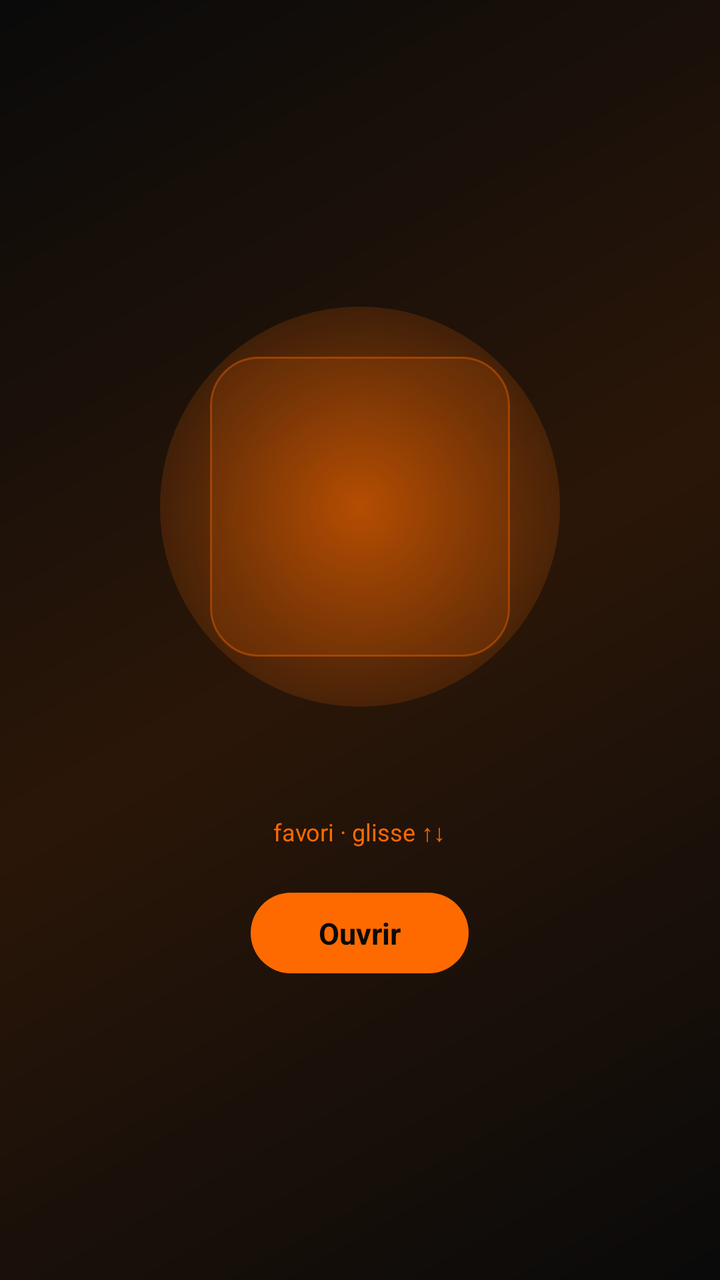
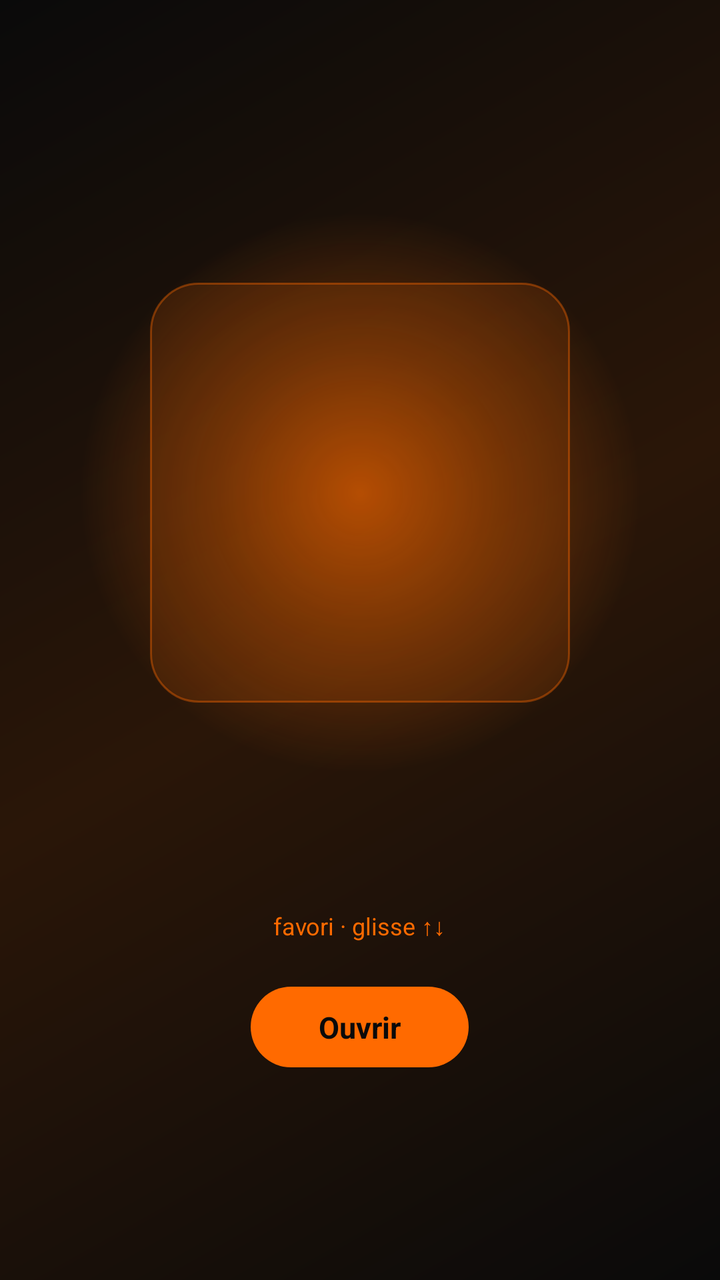

An Android layout rendered at two revisions. The XML below is the earlier revision; the diff shows what the commit changed to produce the second picture.
<!-- AndroidManifest.xml: application theme Theme.LexOS -->
<!-- res/layout/item_favorite.xml -->
<?xml version="1.0" encoding="utf-8"?>
<LinearLayout xmlns:android="http://schemas.android.com/apk/res/android"
    android:layout_width="match_parent"
    android:layout_height="match_parent"
    android:orientation="vertical"
    android:gravity="center"
    android:paddingStart="36dp"
    android:paddingEnd="36dp">

    <FrameLayout
        android:layout_width="200dp"
        android:layout_height="200dp">

        
        <View
            android:layout_width="match_parent"
            android:layout_height="match_parent"
            android:background="@drawable/halo" />

        <FrameLayout
            android:id="@+id/favTile"
            android:layout_width="150dp"
            android:layout_height="150dp"
            android:layout_gravity="center"
            android:background="@drawable/tile_fav">

            <ImageView
                android:id="@+id/favIcon"
                android:layout_width="96dp"
                android:layout_height="96dp"
                android:layout_gravity="center"
                android:contentDescription="@null" />
        </FrameLayout>
    </FrameLayout>

    <TextView
        android:id="@+id/favName"
        android:layout_width="wrap_content"
        android:layout_height="wrap_content"
        android:layout_marginTop="18dp"
        android:textColor="@color/white"
        android:textSize="24sp"
        android:textStyle="bold" />

    <TextView
        android:id="@+id/favLabel"
        android:layout_width="wrap_content"
        android:layout_height="wrap_content"
        android:layout_marginTop="4dp"
        android:text="favori · glisse ↑↓"
        android:textColor="@color/lexos_orange"
        android:textSize="12sp" />

    <TextView
        android:id="@+id/favOpen"
        android:layout_width="wrap_content"
        android:layout_height="wrap_content"
        android:layout_marginTop="22dp"
        android:background="@drawable/logo_circle"
        android:paddingStart="34dp"
        android:paddingEnd="34dp"
        android:paddingTop="10dp"
        android:paddingBottom="10dp"
        android:text="Ouvrir"
        android:textColor="@color/lexos_black"
        android:textSize="15sp"
        android:textStyle="bold" />
</LinearLayout>
<!-- resources referenced by this layout -->
<resources>
  <color name="lexos_black">#0A0A0A</color>
  <color name="lexos_orange">#FF6A00</color>
  <color name="white">#FFFFFF</color>
  <!-- drawable halo (drawable) -->
  <?xml version="1.0" encoding="utf-8"?>
  <shape xmlns:android="http://schemas.android.com/apk/res/android"
      android:shape="oval">
      <gradient
          android:type="radial"
          android:gradientRadius="140dp"
          android:startColor="#99FF6A00"
          android:centerColor="#44FF6A00"
          android:endColor="#00FF6A00" />
  </shape>
  <!-- drawable logo_circle (drawable) -->
  <?xml version="1.0" encoding="utf-8"?>
  <shape xmlns:android="http://schemas.android.com/apk/res/android"
      android:shape="rectangle">
      <solid android:color="@color/lexos_orange" />
      <corners android:radius="28dp" />
  </shape>
  <!-- drawable tile_fav (drawable) -->
  <?xml version="1.0" encoding="utf-8"?>
  <shape xmlns:android="http://schemas.android.com/apk/res/android"
      android:shape="rectangle">
      <solid android:color="@color/tile_bg_fav" />
      <stroke android:width="1dp" android:color="#66FF6A00" />
      <corners android:radius="24dp" />
  </shape>
  <style name="Theme.LexOS" parent="Theme.Material3.Dark.NoActionBar">
          <item name="android:windowBackground">@drawable/lexos_background</item>
          <item name="android:statusBarColor">@android:color/transparent</item>
          <item name="android:navigationBarColor">@android:color/transparent</item>
          <item name="android:windowLightStatusBar">false</item>
          <item name="colorPrimary">@color/lexos_orange</item>
          <item name="android:windowShowWallpaper">false</item>
      </style>
  <color name="tile_bg_fav">#24FF6A00</color>
  <!-- drawable lexos_background (drawable) -->
  <?xml version="1.0" encoding="utf-8"?>
  <shape xmlns:android="http://schemas.android.com/apk/res/android"
      android:shape="rectangle">
      <gradient
          android:angle="135"
          android:startColor="@color/lexos_black"
          android:centerColor="@color/lexos_orange_dark"
          android:endColor="@color/lexos_black"
          android:type="linear" />
  </shape>
  <color name="lexos_orange_dark">#2A1608</color>
</resources>

<!-- the commit's change to res/layout/item_favorite.xml (unified diff, before → after) -->
@@ -8,8 +8,8 @@
     android:paddingEnd="36dp">
 
     <FrameLayout
-        android:layout_width="200dp"
-        android:layout_height="200dp">
+        android:layout_width="280dp"
+        android:layout_height="280dp">
 
         
         <View
@@ -19,15 +19,15 @@
 
         <FrameLayout
             android:id="@+id/favTile"
-            android:layout_width="150dp"
-            android:layout_height="150dp"
+            android:layout_width="210dp"
+            android:layout_height="210dp"
             android:layout_gravity="center"
             android:background="@drawable/tile_fav">
 
             <ImageView
                 android:id="@+id/favIcon"
-                android:layout_width="96dp"
-                android:layout_height="96dp"
+                android:layout_width="140dp"
+                android:layout_height="140dp"
                 android:layout_gravity="center"
                 android:contentDescription="@null" />
         </FrameLayout>
@@ -37,9 +37,9 @@
         android:id="@+id/favName"
         android:layout_width="wrap_content"
         android:layout_height="wrap_content"
-        android:layout_marginTop="18dp"
+        android:layout_marginTop="24dp"
         android:textColor="@color/white"
-        android:textSize="24sp"
+        android:textSize="30sp"
         android:textStyle="bold" />
 
     <TextView
